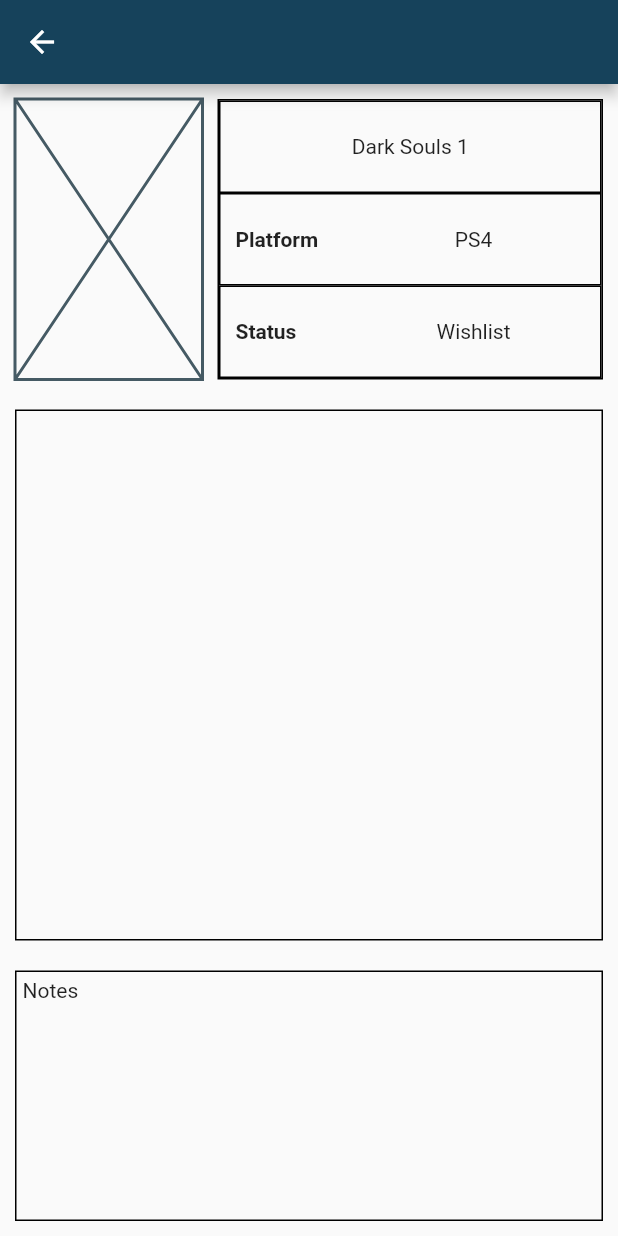
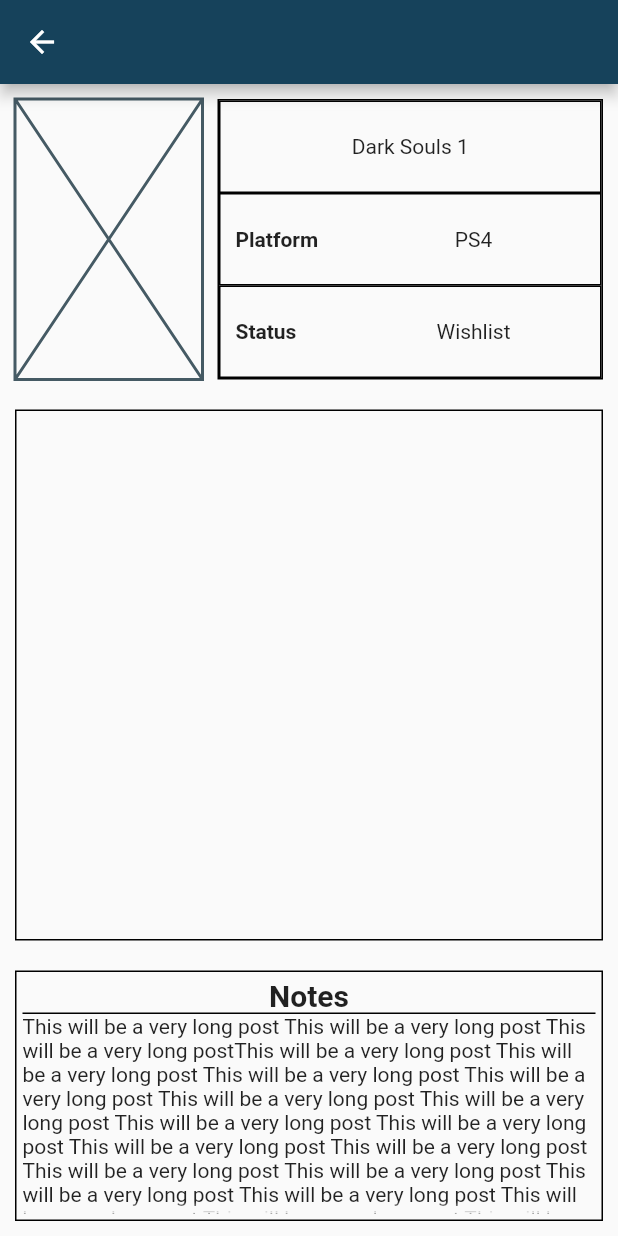
Before and after one commit to TheDurian/my-game-library, a Flutter app: the screen it shows after launch, after a tap on "Generate Samples", after a tap on "Dark Souls 1", on a phone screen of 412 x 824 dp. Run offline on Flutter 3.47's test engine with Material 2 defaults, Android fonts, the phone set to English and light mode, and no system bars; our stand-ins replace datetime_picker_formfield, sqflite; accounts and stored records are empty.

Commit message:
adding improved notes section and animation

```diff
--- a/lib/screens/game_details.dart
+++ b/lib/screens/game_details.dart
@@ -154,12 +154,33 @@ class _GameDetailsScreenState extends State<GameDetailsScreen> {
         decoration: BoxDecoration(
           border: Border.all(),
         ),
-        child: Container(
-          child: SizedBox.expand(
-            child: Text(
-              _notesIsMinimized ? "Notes" : widget.game.notes
+        child: Column(
+          children: <Widget>[
+            Container(
+              child: Center(
+                child: Text(
+                  "Notes",
+                  style: TextStyle(
+                    fontWeight: FontWeight.bold,
+                    fontSize: 20
+                  ),
+                ),
+              ),
+              decoration: BoxDecoration(
+                border: Border(bottom: BorderSide(width: 1))
+              ),
             ),
-          ),
+            Flexible(
+              //fit: BoxFit.contain,
+              child: Text(
+                widget.game.notes==null ? "" : widget.game.notes,
+                //softWrap: true,
+                textAlign: TextAlign.start,
+                overflow: _notesIsMinimized ? TextOverflow.fade : null,
+                // maxLines: _notesIsMinimized ? 5 : null,
+              ),
+            ),
+          ],
         ),
       ),
     );
--- a/lib/screens/game_library.dart
+++ b/lib/screens/game_library.dart
@@ -159,13 +159,13 @@ class GameLibraryState extends State<GameLibrary> {
                 name: "Dark Souls 1",
                 platform: "PS4",
                 ownedStatus: "Wishlist",
-                notes: """This will be a very long post This will be a very long post This will be a very long post
-                  This will be a very long post This will be a very long post This will be a very long post This will
-                  be a very long post This will be a very long post This will be a very long post This will be a very
-                   long post This will be a very long post This will be a very long post This will be a very long post
-                    This will be a very long post This will be a very long post This will be a very long post This will
-                    be a very long post This will be a very long post This will be a very long post This will be a very
-                    long post This will be a very long post""".replaceAll("\n", "").replaceAll("  ", ""),
+                notes: "This will be a very long post This will be a very long post This will be a very long post"
+                  "This will be a very long post This will be a very long post This will be a very long post This will "
+                  "be a very long post This will be a very long post This will be a very long post This will be a very "
+                   "long post This will be a very long post This will be a very long post This will be a very long post "
+                    "This will be a very long post This will be a very long post This will be a very long post This will "
+                    "be a very long post This will be a very long post This will be a very long post This will be a very "
+                    "long post This will be a very long post",
                 dateOfLastCompletion: DateTime.now(),
                 edition: "Steelbook",
                 playStatus: "Playing",
```
